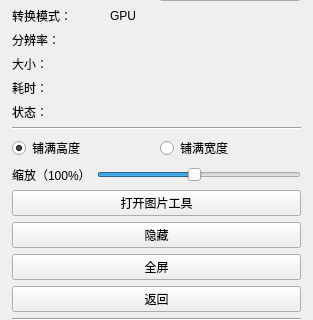
Before: the Qt Designer form ui/readimg.ui in tonquer/picacg-qt, drawn with Qt 5; both pictures show x 0 to 313 and y 290 to 610 of the 313 by 705 pixel window.
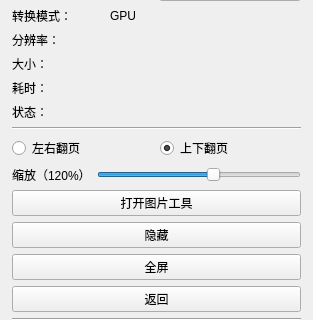
After: the same form once the commit is applied.

Diff of the .ui file:
```diff
--- a/ui/readimg.ui
+++ b/ui/readimg.ui
@@ -398,10 +398,10 @@
          <item>
           <widget class="QRadioButton" name="radioButton">
            <property name="text">
-            <string>铺满高度</string>
+            <string>左右翻页</string>
            </property>
            <property name="checked">
-            <bool>true</bool>
+            <bool>false</bool>
            </property>
            <attribute name="buttonGroup">
             <string notr="true">buttonGroup</string>
@@ -411,7 +411,10 @@
          <item>
           <widget class="QRadioButton" name="radioButton_2">
            <property name="text">
-            <string>铺满宽度</string>
+            <string>上下翻页</string>
+           </property>
+           <property name="checked">
+            <bool>true</bool>
            </property>
            <attribute name="buttonGroup">
             <string notr="true">buttonGroup</string>
@@ -425,7 +428,7 @@
          <item>
           <widget class="QLabel" name="zoomLabel">
            <property name="text">
-            <string>缩放（100%）</string>
+            <string>缩放（120%）</string>
            </property>
           </widget>
          </item>
@@ -444,7 +447,7 @@
             <number>10</number>
            </property>
            <property name="value">
-            <number>100</number>
+            <number>120</number>
            </property>
            <property name="orientation">
             <enum>Qt::Horizontal</enum>
```
